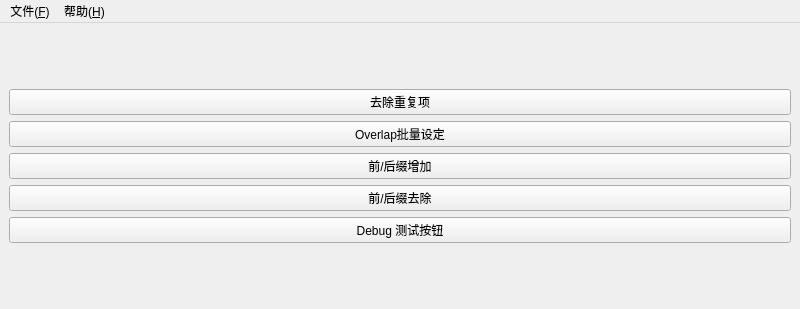
Before: the Qt Designer form src/mainwindow.ui in shine5402/KiraOtoToolbox, drawn with Qt 5.
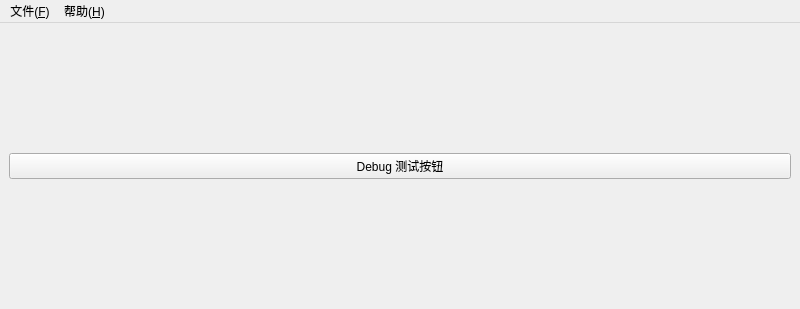
After: the same form once the commit is applied.

Commit message: 动态添加Tool的按钮

The edit to the form file:
```diff
--- a/src/mainwindow.ui
+++ b/src/mainwindow.ui
@@ -28,34 +28,6 @@
       </property>
      </spacer>
     </item>
-    <item>
-     <widget class="QPushButton" name="duplicateRemoveButton">
-      <property name="text">
-       <string>去除重复项</string>
-      </property>
-     </widget>
-    </item>
-    <item>
-     <widget class="QPushButton" name="overlapBatchSetButton">
-      <property name="text">
-       <string>Overlap批量设定</string>
-      </property>
-     </widget>
-    </item>
-    <item>
-     <widget class="QPushButton" name="affixAddPushButton">
-      <property name="text">
-       <string>前/后缀增加</string>
-      </property>
-     </widget>
-    </item>
-    <item>
-     <widget class="QPushButton" name="affixRemoveButton">
-      <property name="text">
-       <string>前/后缀去除</string>
-      </property>
-     </widget>
-    </item>
     <item>
      <widget class="QPushButton" name="debugButton">
       <property name="text">
```
Left out of the diff: 2 changed lines with no effect on the pictures. The commit also changes 4 other files.
